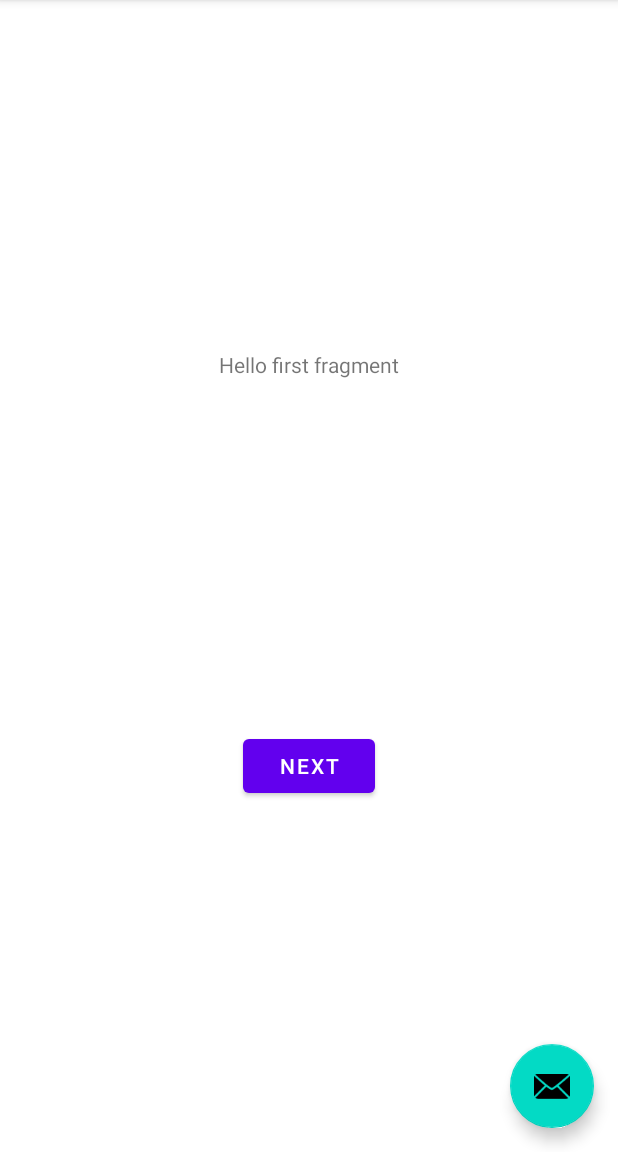
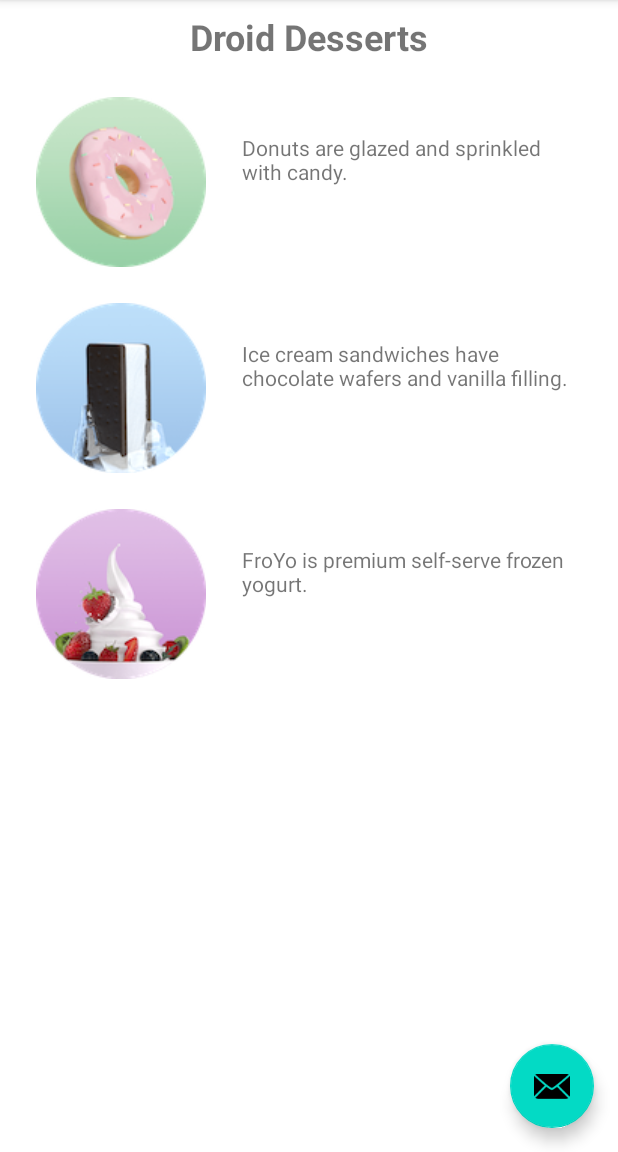
Before and after one commit to nicaraujo/droid-cafe-app, an Android app: the screen it shows after launch (MainActivity), on a phone screen of 412 x 824 dp, the part 84-1236 px from its top. Run offline under Robolectric (Android 15) with nearby library versions, the phone set to English and light mode, and no system bars.

Commit message:
User Interface created

```diff
--- a/app/src/main/java/com/example/droidcafe/FirstFragment.java
+++ /dev/null
@@ -1,34 +0,0 @@
-package com.example.droidcafe;
-
-import android.os.Bundle;
-import android.view.LayoutInflater;
-import android.view.View;
-import android.view.ViewGroup;
-
-import androidx.annotation.NonNull;
-import androidx.fragment.app.Fragment;
-import androidx.navigation.fragment.NavHostFragment;
-
-public class FirstFragment extends Fragment {
-
-    @Override
-    public View onCreateView(
-            LayoutInflater inflater, ViewGroup container,
-            Bundle savedInstanceState
-    ) {
-        // Inflate the layout for this fragment
-        return inflater.inflate(R.layout.fragment_first, container, false);
-    }
-
-    public void onViewCreated(@NonNull View view, Bundle savedInstanceState) {
-        super.onViewCreated(view, savedInstanceState);
-
-        view.findViewById(R.id.button_first).setOnClickListener(new View.OnClickListener() {
-            @Override
-            public void onClick(View view) {
-                NavHostFragment.findNavController(FirstFragment.this)
-                        .navigate(R.id.action_FirstFragment_to_SecondFragment);
-            }
-        });
-    }
-}
--- a/app/src/main/java/com/example/droidcafe/SecondFragment.java
+++ /dev/null
@@ -1,34 +0,0 @@
-package com.example.droidcafe;
-
-import android.os.Bundle;
-import android.view.LayoutInflater;
-import android.view.View;
-import android.view.ViewGroup;
-
-import androidx.annotation.NonNull;
-import androidx.fragment.app.Fragment;
-import androidx.navigation.fragment.NavHostFragment;
-
-public class SecondFragment extends Fragment {
-
-    @Override
-    public View onCreateView(
-            LayoutInflater inflater, ViewGroup container,
-            Bundle savedInstanceState
-    ) {
-        // Inflate the layout for this fragment
-        return inflater.inflate(R.layout.fragment_second, container, false);
-    }
-
-    public void onViewCreated(@NonNull View view, Bundle savedInstanceState) {
-        super.onViewCreated(view, savedInstanceState);
-
-        view.findViewById(R.id.button_second).setOnClickListener(new View.OnClickListener() {
-            @Override
-            public void onClick(View view) {
-                NavHostFragment.findNavController(SecondFragment.this)
-                        .navigate(R.id.action_SecondFragment_to_FirstFragment);
-            }
-        });
-    }
-}
--- a/app/src/main/res/layout/content_main.xml
+++ b/app/src/main/res/layout/content_main.xml
@@ -1,19 +1,100 @@
 <?xml version="1.0" encoding="utf-8"?>
 <androidx.constraintlayout.widget.ConstraintLayout xmlns:android="http://schemas.android.com/apk/res/android"
     xmlns:app="http://schemas.android.com/apk/res-auto"
+    xmlns:tools="http://schemas.android.com/tools"
     android:layout_width="match_parent"
     android:layout_height="match_parent"
     app:layout_behavior="@string/appbar_scrolling_view_behavior">
 
-    <fragment
-        android:id="@+id/nav_host_fragment"
-        android:name="androidx.navigation.fragment.NavHostFragment"
+    <TextView
+        android:id="@+id/textintro"
+        android:layout_width="wrap_content"
+        android:layout_height="wrap_content"
+        android:layout_marginTop="8dp"
+        android:text="@string/textintro"
+        android:textSize="24sp"
+        android:textStyle="bold"
+        app:layout_constraintEnd_toEndOf="parent"
+        app:layout_constraintStart_toStartOf="parent"
+        app:layout_constraintTop_toTopOf="parent" />
+
+    <ImageView
+        android:id="@+id/donut"
+        android:layout_width="wrap_content"
+        android:layout_height="wrap_content"
+        android:layout_marginStart="24dp"
+        android:layout_marginLeft="24dp"
+        android:layout_marginTop="24dp"
+        android:contentDescription="@string/donut_description"
+        app:layout_constraintStart_toStartOf="parent"
+        app:layout_constraintTop_toBottomOf="@+id/textintro"
+        app:srcCompat="@drawable/donut_circle" />
+
+    <ImageView
+        android:id="@+id/ice_cream"
+        android:layout_width="wrap_content"
+        android:layout_height="wrap_content"
+        android:layout_marginStart="24dp"
+        android:layout_marginLeft="24dp"
+        android:layout_marginTop="24dp"
+        android:contentDescription="@string/ice_cream_description"
+        app:layout_constraintStart_toStartOf="parent"
+        app:layout_constraintTop_toBottomOf="@+id/donut"
+        app:srcCompat="@drawable/icecream_circle" />
+
+    <ImageView
+        android:id="@+id/froyo"
+        android:layout_width="wrap_content"
+        android:layout_height="wrap_content"
+        android:layout_marginStart="24dp"
+        android:layout_marginLeft="24dp"
+        android:layout_marginTop="24dp"
+        android:contentDescription="@string/froyo_description"
+        app:layout_constraintStart_toStartOf="parent"
+        app:layout_constraintTop_toBottomOf="@+id/ice_cream"
+        app:srcCompat="@drawable/froyo_circle" />
+
+    <TextView
+        android:id="@+id/donut_description"
         android:layout_width="0dp"
-        android:layout_height="0dp"
-        app:defaultNavHost="true"
-        app:layout_constraintBottom_toBottomOf="parent"
-        app:layout_constraintLeft_toLeftOf="parent"
-        app:layout_constraintRight_toRightOf="parent"
-        app:layout_constraintTop_toTopOf="parent"
-        app:navGraph="@navigation/nav_graph" />
+        android:layout_height="wrap_content"
+        android:layout_marginStart="24dp"
+        android:layout_marginLeft="24dp"
+        android:layout_marginTop="24dp"
+        android:layout_marginEnd="24dp"
+        android:layout_marginRight="24dp"
+        android:text="@string/donut_description"
+        app:layout_constraintEnd_toEndOf="parent"
+        app:layout_constraintStart_toEndOf="@+id/donut"
+        app:layout_constraintTop_toTopOf="@+id/donut" />
+
+    <TextView
+        android:id="@+id/ice_cream_description"
+        android:layout_width="0dp"
+        android:layout_height="wrap_content"
+        android:layout_marginStart="24dp"
+        android:layout_marginLeft="24dp"
+        android:layout_marginTop="24dp"
+        android:layout_marginEnd="24dp"
+        android:layout_marginRight="24dp"
+        android:text="@string/ice_cream_description"
+        app:layout_constraintEnd_toEndOf="parent"
+        app:layout_constraintHorizontal_bias="0.5"
+        app:layout_constraintStart_toEndOf="@+id/ice_cream"
+        app:layout_constraintTop_toTopOf="@+id/ice_cream" />
+
+    <TextView
+        android:id="@+id/froyo_description"
+        android:layout_width="0dp"
+        android:layout_height="wrap_content"
+        android:layout_marginStart="24dp"
+        android:layout_marginLeft="24dp"
+        android:layout_marginTop="24dp"
+        android:layout_marginEnd="24dp"
+        android:layout_marginRight="24dp"
+        android:text="@string/froyo_description"
+        app:layout_constraintEnd_toEndOf="parent"
+        app:layout_constraintHorizontal_bias="0.5"
+        app:layout_constraintStart_toEndOf="@+id/froyo"
+        app:layout_constraintTop_toTopOf="@+id/froyo" />
 </androidx.constraintlayout.widget.ConstraintLayout>
--- a/app/src/main/res/layout/fragment_first.xml
+++ /dev/null
@@ -1,28 +0,0 @@
-<?xml version="1.0" encoding="utf-8"?>
-<androidx.constraintlayout.widget.ConstraintLayout xmlns:android="http://schemas.android.com/apk/res/android"
-    xmlns:app="http://schemas.android.com/apk/res-auto"
-    xmlns:tools="http://schemas.android.com/tools"
-    android:layout_width="match_parent"
-    android:layout_height="match_parent"
-    tools:context=".FirstFragment">
-
-    <TextView
-        android:id="@+id/textview_first"
-        android:layout_width="wrap_content"
-        android:layout_height="wrap_content"
-        android:text="@string/hello_first_fragment"
-        app:layout_constraintBottom_toTopOf="@id/button_first"
-        app:layout_constraintEnd_toEndOf="parent"
-        app:layout_constraintStart_toStartOf="parent"
-        app:layout_constraintTop_toTopOf="parent" />
-
-    <Button
-        android:id="@+id/button_first"
-        android:layout_width="wrap_content"
-        android:layout_height="wrap_content"
-        android:text="@string/next"
-        app:layout_constraintBottom_toBottomOf="parent"
-        app:layout_constraintEnd_toEndOf="parent"
-        app:layout_constraintStart_toStartOf="parent"
-        app:layout_constraintTop_toBottomOf="@id/textview_first" />
-</androidx.constraintlayout.widget.ConstraintLayout>
--- a/app/src/main/res/layout/fragment_second.xml
+++ /dev/null
@@ -1,27 +0,0 @@
-<?xml version="1.0" encoding="utf-8"?>
-<androidx.constraintlayout.widget.ConstraintLayout xmlns:android="http://schemas.android.com/apk/res/android"
-    xmlns:app="http://schemas.android.com/apk/res-auto"
-    xmlns:tools="http://schemas.android.com/tools"
-    android:layout_width="match_parent"
-    android:layout_height="match_parent"
-    tools:context=".SecondFragment">
-
-    <TextView
-        android:id="@+id/textview_second"
-        android:layout_width="wrap_content"
-        android:layout_height="wrap_content"
-        app:layout_constraintBottom_toTopOf="@id/button_second"
-        app:layout_constraintEnd_toEndOf="parent"
-        app:layout_constraintStart_toStartOf="parent"
-        app:layout_constraintTop_toTopOf="parent" />
-
-    <Button
-        android:id="@+id/button_second"
-        android:layout_width="wrap_content"
-        android:layout_height="wrap_content"
-        android:text="@string/previous"
-        app:layout_constraintBottom_toBottomOf="parent"
-        app:layout_constraintEnd_toEndOf="parent"
-        app:layout_constraintStart_toStartOf="parent"
-        app:layout_constraintTop_toBottomOf="@id/textview_second" />
-</androidx.constraintlayout.widget.ConstraintLayout>
--- a/app/src/main/res/values/strings.xml
+++ b/app/src/main/res/values/strings.xml
@@ -9,4 +9,8 @@
 
     <string name="hello_first_fragment">Hello first fragment</string>
     <string name="hello_second_fragment">Hello second fragment. Arg: %1$s</string>
+    <string name="textintro">Droid Desserts</string>
+    <string name="donut_description">Donuts are glazed and sprinkled with candy.</string>
+    <string name="ice_cream_description">Ice cream sandwiches have chocolate wafers and vanilla filling.</string>
+    <string name="froyo_description">FroYo is premium self-serve frozen yogurt.</string>
 </resources>
```
Also changed, not shown: app/src/main/res/drawable/donut_circle.png (added), app/src/main/res/drawable/froyo_circle.png (added), app/src/main/res/drawable/icecream_circle.png (added).
